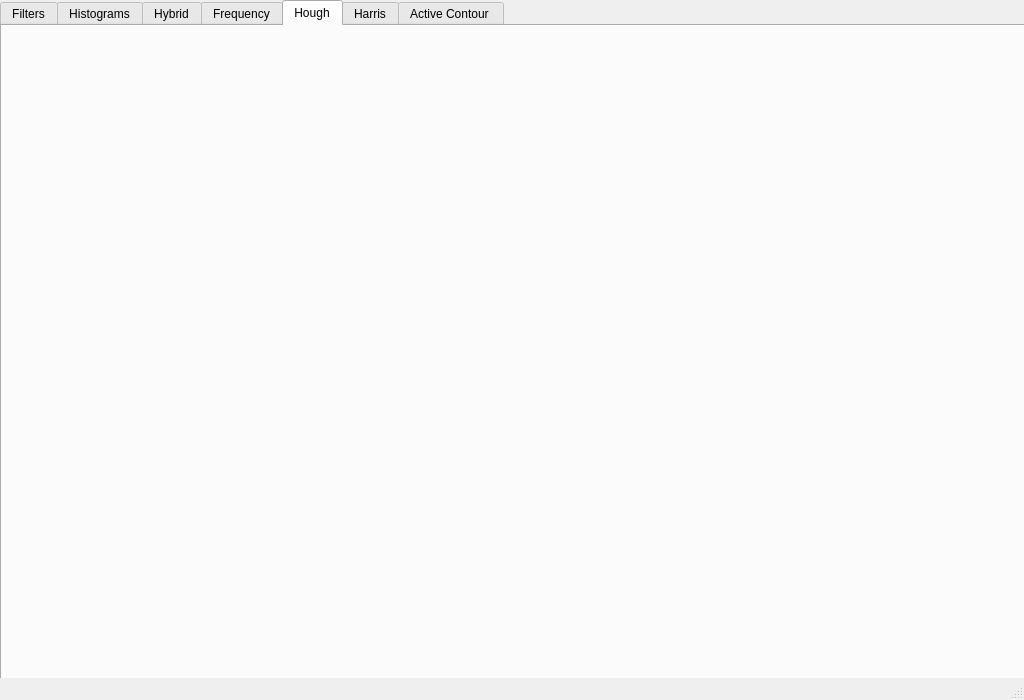
Qt form MainWindow.ui (Bravewarrior0/Computer-Vision) before a commit.
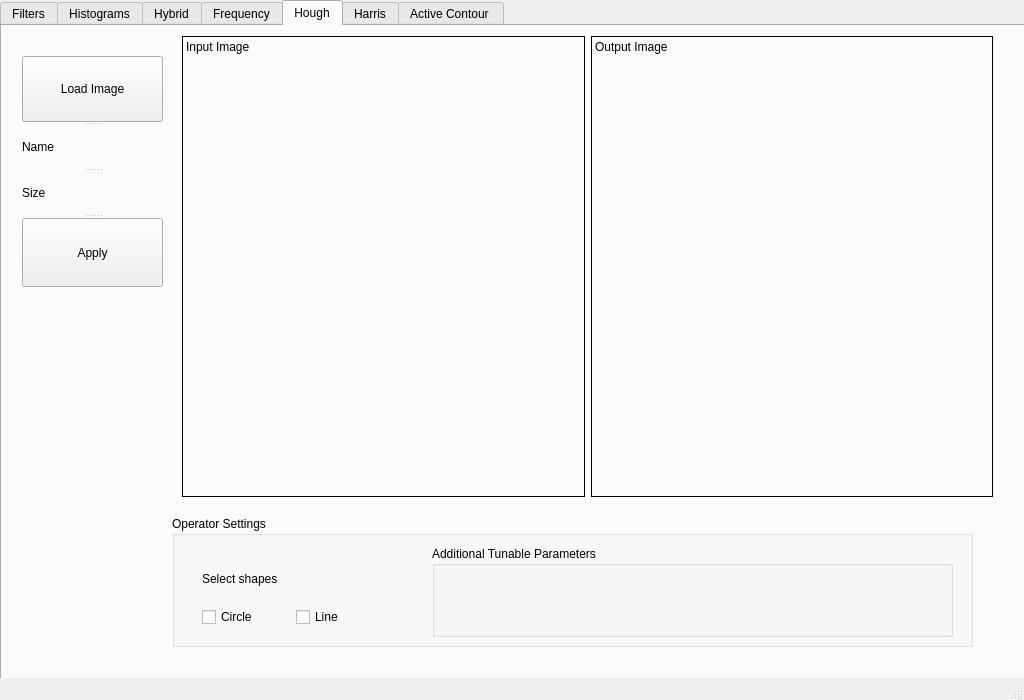
The same form after that commit. The open tabs and pages were chosen to show the change. Custom widgets are drawn as their Qt base class.

Patch:
```diff
--- a/MainWindow.ui
+++ b/MainWindow.ui
@@ -852,6 +852,141 @@
      <attribute name="title">
       <string>Hough</string>
      </attribute>
+     <widget class="QGroupBox" name="groupBox_8">
+      <property name="geometry">
+       <rect>
+        <x>170</x>
+        <y>490</y>
+        <width>801</width>
+        <height>131</height>
+       </rect>
+      </property>
+      <property name="title">
+       <string>Operator Settings </string>
+      </property>
+      <widget class="QGroupBox" name="groupBox_9">
+       <property name="geometry">
+        <rect>
+         <x>260</x>
+         <y>30</y>
+         <width>521</width>
+         <height>91</height>
+        </rect>
+       </property>
+       <property name="title">
+        <string>Additional Tunable Parameters</string>
+       </property>
+      </widget>
+      <widget class="QWidget" name="">
+       <property name="geometry">
+        <rect>
+         <x>30</x>
+         <y>40</y>
+         <width>181</width>
+         <height>71</height>
+        </rect>
+       </property>
+       <layout class="QGridLayout" name="gridLayout">
+        <item row="0" column="0" colspan="2">
+         <widget class="QLabel" name="label_30">
+          <property name="text">
+           <string>Select shapes</string>
+          </property>
+         </widget>
+        </item>
+        <item row="1" column="0">
+         <widget class="QCheckBox" name="checkBox_circle">
+          <property name="text">
+           <string>Circle</string>
+          </property>
+         </widget>
+        </item>
+        <item row="1" column="1">
+         <widget class="QCheckBox" name="checkBox_line">
+          <property name="text">
+           <string>Line</string>
+          </property>
+         </widget>
+        </item>
+       </layout>
+      </widget>
+     </widget>
+     <widget class="QWidget" name="">
+      <property name="geometry">
+       <rect>
+        <x>180</x>
+        <y>10</y>
+        <width>811</width>
+        <height>461</height>
+       </rect>
+      </property>
+      <layout class="QHBoxLayout" name="horizontalLayout_7">
+       <item>
+        <widget class="QLabel" name="label_hough_in">
+         <property name="frameShape">
+          <enum>QFrame::Box</enum>
+         </property>
+         <property name="text">
+          <string>Input Image</string>
+         </property>
+         <property name="alignment">
+          <set>Qt::AlignLeading|Qt::AlignLeft|Qt::AlignTop</set>
+         </property>
+        </widget>
+       </item>
+       <item>
+        <widget class="QLabel" name="label_hough_out">
+         <property name="frameShape">
+          <enum>QFrame::Box</enum>
+         </property>
+         <property name="text">
+          <string>Output Image</string>
+         </property>
+         <property name="alignment">
+          <set>Qt::AlignLeading|Qt::AlignLeft|Qt::AlignTop</set>
+         </property>
+        </widget>
+       </item>
+      </layout>
+     </widget>
+     <widget class="QSplitter" name="splitter_31">
+      <property name="geometry">
+       <rect>
+        <x>20</x>
+        <y>30</y>
+        <width>141</width>
+        <height>231</height>
+       </rect>
+      </property>
+      <property name="orientation">
+       <enum>Qt::Vertical</enum>
+      </property>
+      <widget class="QSplitter" name="splitter_30">
+       <property name="orientation">
+        <enum>Qt::Vertical</enum>
+       </property>
+       <widget class="QPushButton" name="pushButton_hough_load">
+        <property name="text">
+         <string>Load Image</string>
+        </property>
+       </widget>
+       <widget class="QLabel" name="label_28">
+        <property name="text">
+         <string>Name</string>
+        </property>
+       </widget>
+       <widget class="QLabel" name="label_29">
+        <property name="text">
+         <string>Size</string>
+        </property>
+       </widget>
+      </widget>
+      <widget class="QPushButton" name="pushButton_hough_apply">
+       <property name="text">
+        <string>Apply</string>
+       </property>
+      </widget>
+     </widget>
     </widget>
     <widget class="QWidget" name="tab_Harris">
      <attribute name="title">
```
Left out of the diff: 2 changed lines with no effect on the pictures.
